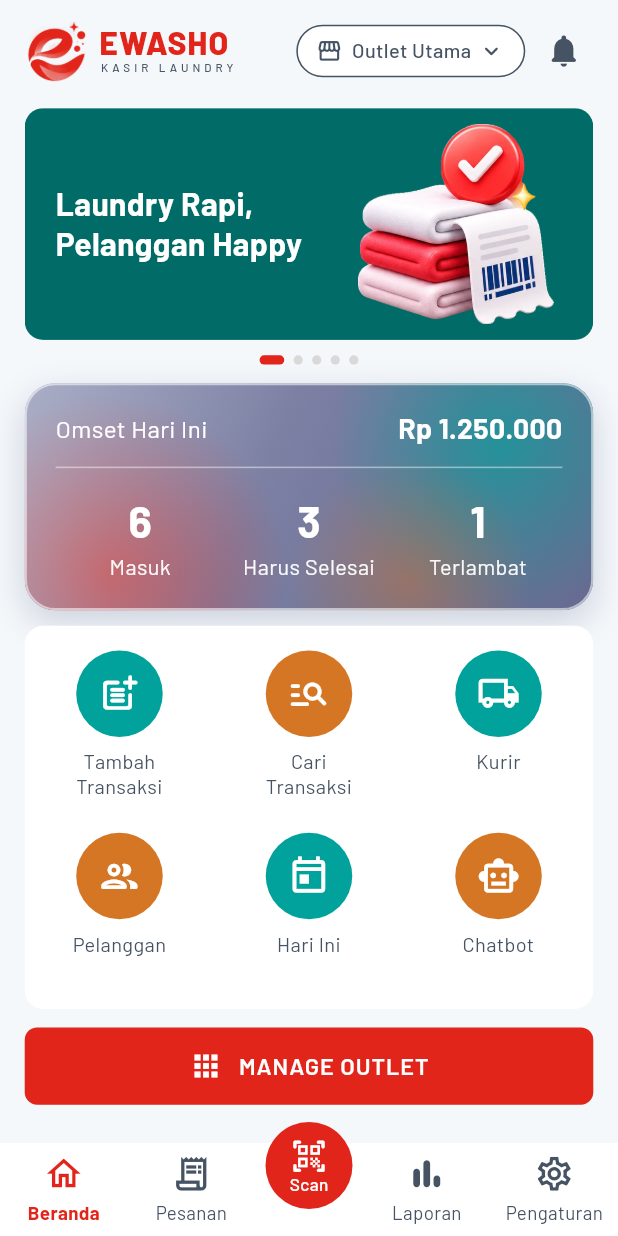
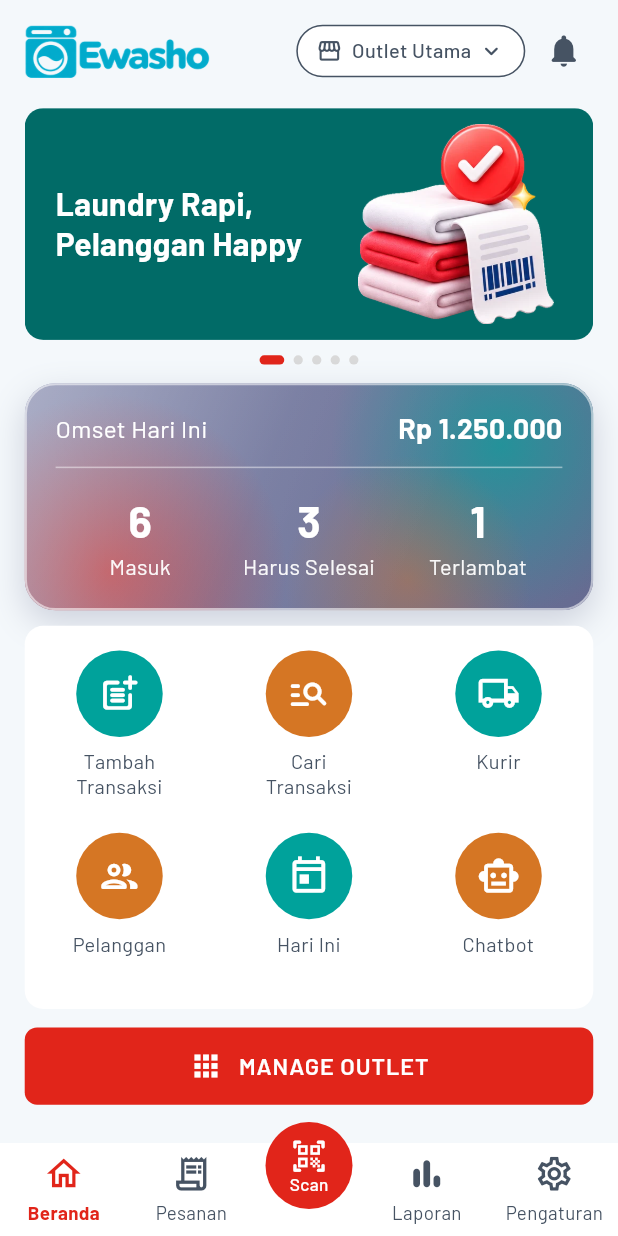
Before and after one commit to rajabadutiklan-lab/Washeo, a Flutter app: the screen it shows after launch, on a phone screen of 412 x 824 dp. Run offline on Flutter 3.47's test engine with Material 3 defaults, Android fonts, the phone set to English and light mode, and no system bars; our stand-ins replace google_fonts.

Commit message:
Ganti logo header dan ikon aplikasi dengan logo Ewasho baru
Co-Authored-By: Claude Opus 5.5 <noreply@anthropic.com>
Claude-Session: https://claude.ai/code/session_016aBwdT5JbhdtojzFCvAF2Z

```diff
--- a/lib/widgets/common.dart
+++ b/lib/widgets/common.dart
@@ -204,37 +204,18 @@ class EwashoHeader extends StatelessWidget {
   }
 }
 
-/// Logo + nama EWASHO. Ukurannya tetap, dipakai di semua header.
+/// Logo Ewasho (gambar mesin cuci + tulisan). Satu gambar, ukurannya tetap,
+/// dipakai di semua header.
 class EwashoLogo extends StatelessWidget {
   const EwashoLogo({super.key});
 
   @override
   Widget build(BuildContext context) {
-    return Row(
-      mainAxisSize: MainAxisSize.min,
-      children: [
-        Image.asset(
-          'assets/images/logo_ewasho.png',
-          width: 42,
-          height: 42,
-          color: kRed,
-          colorBlendMode: BlendMode.srcIn,
-          filterQuality: FilterQuality.medium,
-        ),
-        const SizedBox(width: 6),
-        Column(
-          crossAxisAlignment: CrossAxisAlignment.start,
-          mainAxisSize: MainAxisSize.min,
-          children: [
-            Text('EWASHO',
-                style: ts(19, w: FontWeight.w800, c: kRed, h: 1.05)
-                    .copyWith(letterSpacing: .8)),
-            Text('KASIR LAUNDRY',
-                style: ts(7, w: FontWeight.w500, c: kSlate)
-                    .copyWith(letterSpacing: 2.6)),
-          ],
-        ),
-      ],
+    return Image.asset(
+      'assets/images/logo_ewasho.png',
+      height: 36,
+      fit: BoxFit.contain,
+      filterQuality: FilterQuality.medium,
     );
   }
 }
```
Also changed, not shown: assets/images/logo_ewasho.png, 11 other files.
